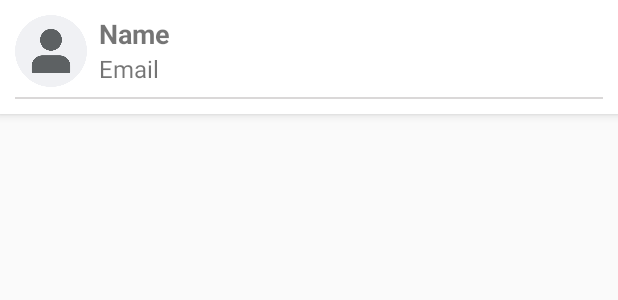
After one commit to natalia0sperczynska/CareMate, an Android app: the layout doctor_view.xml on its own in the app's theme, with its tools: preview values and no code run, on a phone screen of 412 x 824 dp. The commit adds this screen. Shown: the top 300 px of the screen. Run offline under Robolectric (Android 15) with nearby library versions, the phone set to English and light mode, and no system bars.

Commit message:
dziala to gowno w koncu tylko trzeba ogarnac zeby jakos ladniej bylo

```diff
--- a/app/build.gradle.kts
+++ b/app/build.gradle.kts
@@ -52,5 +52,8 @@ dependencies {
     implementation(libs.firebase.analytics)
     implementation (libs.glide)
     annotationProcessor (libs.compiler)
+    implementation (libs.material.v190)
+    implementation (libs.glide.v4151)
+    annotationProcessor (libs.compiler.v4151)
 
 }
--- a/app/src/main/java/com/example/myfirstapp/BMIActivity.kt
+++ b/app/src/main/java/com/example/myfirstapp/BMIActivity.kt
@@ -9,6 +9,8 @@ import androidx.activity.enableEdgeToEdge
 import androidx.appcompat.app.AppCompatActivity
 import androidx.core.view.ViewCompat
 import androidx.core.view.WindowInsetsCompat
+import com.example.myfirstapp.firebase.FireStore
+import com.google.firebase.auth.FirebaseAuth
 
 class BMIActivity : AppCompatActivity() {
     private lateinit var inputHeight: EditText
@@ -16,6 +18,10 @@ class BMIActivity : AppCompatActivity() {
     private lateinit var result: TextView
     private lateinit var calculateButton: Button
     private lateinit var goBack: Button
+
+    private val auth = FirebaseAuth.getInstance()
+    private val firestoreClass = FireStore()
+    val email = FirebaseAuth.getInstance().currentUser?.email.orEmpty()
 
     override fun onCreate(savedInstanceState: Bundle?) {
         super.onCreate(savedInstanceState)
--- a/app/src/main/java/com/example/myfirstapp/BaseActivity.kt
+++ b/app/src/main/java/com/example/myfirstapp/BaseActivity.kt
@@ -6,18 +6,14 @@ import com.google.android.material.snackbar.Snackbar
 
 open class BaseActivity : AppCompatActivity() {
     fun showErrorSnackBar(message: String, errorMessage: Boolean) {
-        // Create a Snackbar with the specified message
         val snackbar = Snackbar.make(findViewById(android.R.id.content), message, Snackbar.LENGTH_LONG)
         val snackbarView = snackbar.view
-
-        // Set the background color of the Snackbar based on the message type
         snackbarView.setBackgroundColor(
             ContextCompat.getColor(
                 this@BaseActivity,
                 if (errorMessage) R.color.colorSnackBarError else R.color.colorSnackBarSuccess
             )
         )
-        // Display the Snackbar
         snackbar.show()
     }
 }
--- a/app/src/main/res/layout/activity_main_user.xml
+++ b/app/src/main/res/layout/activity_main_user.xml
@@ -339,6 +339,7 @@
                         </LinearLayout>
 
                         <LinearLayout
+                            android:id="@+id/doctors"
                             android:layout_width="wrap_content"
                             android:layout_height="wrap_content"
                             android:layout_margin="10dp"
--- /dev/null
+++ b/app/src/main/res/layout/doctor_view.xml
@@ -0,0 +1,43 @@
+<?xml version="1.0" encoding="utf-8"?>
+<RelativeLayout xmlns:android="http://schemas.android.com/apk/res/android"
+    android:layout_width="match_parent"
+    android:layout_height="wrap_content"
+    android:padding="10dp"
+    android:layout_marginBottom="8dp"
+    android:background="#FFFFFF"
+    android:elevation="4dp">
+
+    <ImageView
+        android:id="@+id/imageview"
+        android:layout_width="48dp"
+        android:layout_height="48dp"
+        android:layout_alignParentStart="true"
+        android:src="@drawable/profile_pic"
+        android:layout_marginEnd="8dp" />
+
+    <TextView
+        android:id="@+id/name"
+        android:layout_width="wrap_content"
+        android:layout_height="wrap_content"
+        android:layout_toEndOf="@id/imageview"
+        android:text="Name"
+        android:textSize="18sp"
+        android:textStyle="bold" />
+
+    <TextView
+        android:id="@+id/email"
+        android:layout_width="wrap_content"
+        android:layout_height="wrap_content"
+        android:layout_toEndOf="@id/imageview"
+        android:layout_below="@id/name"
+        android:text="Email"
+        android:textSize="16sp" />
+
+    <View
+        android:layout_width="match_parent"
+        android:layout_height="1dp"
+        android:layout_below="@id/email"
+        android:layout_marginTop="8dp"
+        android:background="#DAD8D8" />
+
+</RelativeLayout>
--- a/gradle/libs.versions.toml
+++ b/gradle/libs.versions.toml
@@ -1,8 +1,10 @@
 [versions]
 agp = "8.6.0"
 compiler = "4.14.2"
+compilerVersion = "4.15.1"
 firebaseBom = "33.6.0"
 glide = "4.14.2"
+glideVersion = "4.15.1"
 kotlin = "1.9.0"
 coreKtx = "1.15.0"
 junit = "4.13.2"
@@ -14,13 +16,16 @@ activity = "1.9.2"
 constraintlayout = "2.1.4"
 firebaseAuthKtx = "23.1.0"
 firebaseFirestoreKtx = "25.1.1"
+materialVersion = "1.9.0"
 
 [libraries]
 androidx-core-ktx = { group = "androidx.core", name = "core-ktx", version.ref = "coreKtx" }
 compiler = { module = "com.github.bumptech.glide:compiler", version.ref = "compiler" }
+compiler-v4151 = { module = "com.github.bumptech.glide:compiler", version.ref = "compilerVersion" }
 firebase-analytics = { module = "com.google.firebase:firebase-analytics" }
 firebase-bom = { module = "com.google.firebase:firebase-bom", version.ref = "firebaseBom" }
 glide = { module = "com.github.bumptech.glide:glide", version.ref = "glide" }
+glide-v4151 = { module = "com.github.bumptech.glide:glide", version.ref = "glideVersion" }
 junit = { group = "junit", name = "junit", version.ref = "junit" }
 androidx-junit = { group = "androidx.test.ext", name = "junit", version.ref = "junitVersion" }
 androidx-espresso-core = { group = "androidx.test.espresso", name = "espresso-core", version.ref = "espressoCore" }
@@ -30,6 +35,7 @@ androidx-activity = { group = "androidx.activity", name = "activity", version.re
 androidx-constraintlayout = { group = "androidx.constraintlayout", name = "constraintlayout", version.ref = "constraintlayout" }
 firebase-auth-ktx = { group = "com.google.firebase", name = "firebase-auth-ktx", version.ref = "firebaseAuthKtx" }
 firebase-firestore-ktx = { group = "com.google.firebase", name = "firebase-firestore-ktx", version.ref = "firebaseFirestoreKtx" }
+material-v190 = { module = "com.google.android.material:material", version.ref = "materialVersion" }
 
 [plugins]
 android-application = { id = "com.android.application", version.ref = "agp" }
```
Also changed, not shown: app/src/main/AndroidManifest.xml (+6 -7 lines), app/src/main/java/com/example/myfirstapp/Doctor.kt (added, +9 -0 lines), app/src/main/java/com/example/myfirstapp/DoctorAdapter.kt (added, +42 -0 lines), app/src/main/java/com/example/myfirstapp/DoctorsRecyclerView.kt (added, +36 -0 lines), app/src/main/java/com/example/myfirstapp/MainUser.kt (+8 -0 lines), app/src/main/res/layout/activity_doctors.xml (added, +30 -0 lines).
